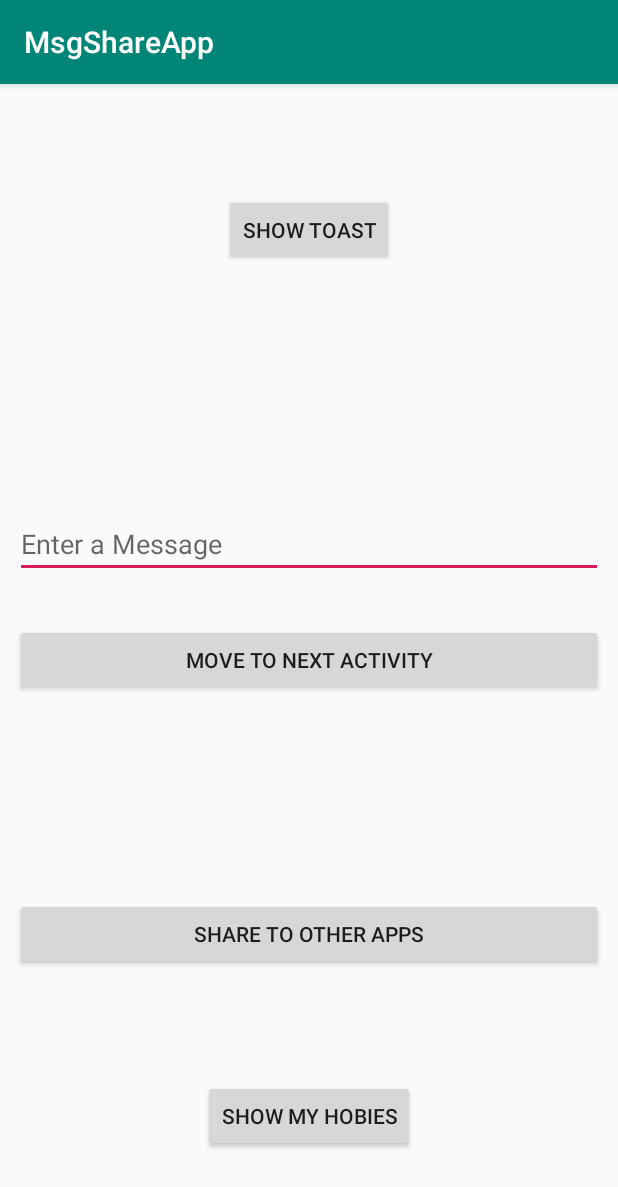
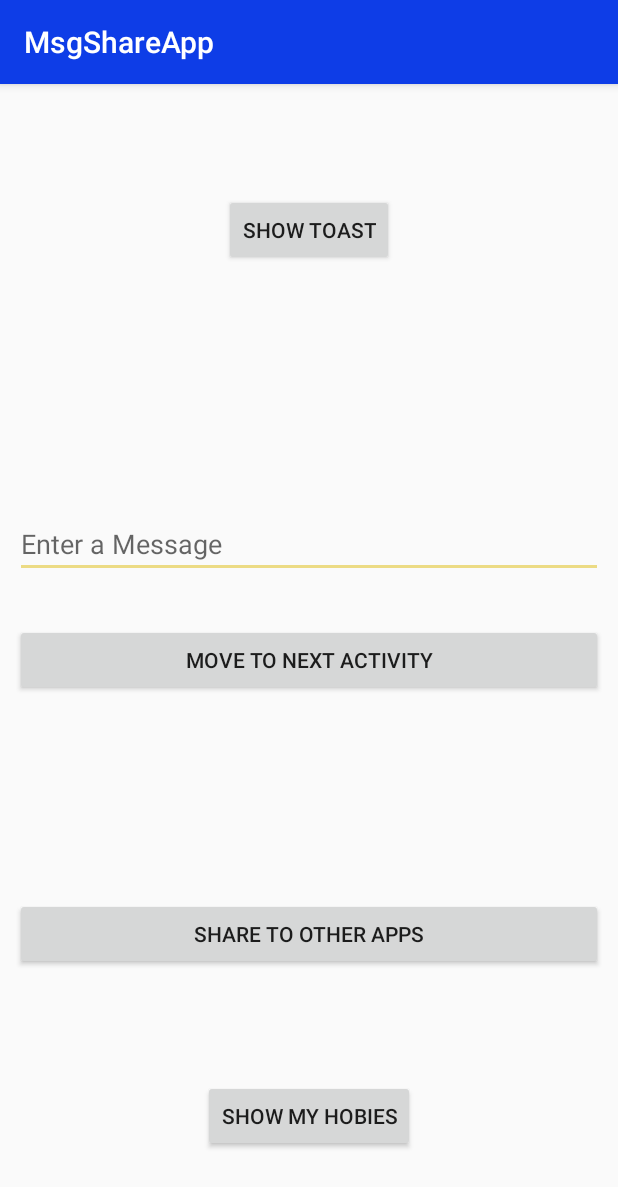
Before and after one commit to ValkaYordanov/MsgShareApp, an Android app: the screen it shows after launch (MainActivity), on a phone screen of 412 x 824 dp. Shown: the top 1187 px of the screen. Run offline under Robolectric (Android 15) with nearby library versions, the phone set to English and light mode, and no system bars.

Commit message:
version 1.0 done

```diff
--- a/app/src/main/res/values/colors.xml
+++ b/app/src/main/res/values/colors.xml
@@ -1,6 +1,6 @@
 <?xml version="1.0" encoding="utf-8"?>
 <resources>
-    <color name="colorPrimary">#008577</color>
-    <color name="colorPrimaryDark">#00574B</color>
-    <color name="colorAccent">#D81B60</color>
+    <color name="colorPrimary">#0E3DE7</color>
+    <color name="colorPrimaryDark">#E90951</color>
+    <color name="colorAccent">#ECDB84</color>
 </resources>
--- a/app/src/main/res/values/styles.xml
+++ b/app/src/main/res/values/styles.xml
@@ -6,6 +6,7 @@
         <item name="colorPrimary">@color/colorPrimary</item>
         <item name="colorPrimaryDark">@color/colorPrimaryDark</item>
         <item name="colorAccent">@color/colorAccent</item>
+
     </style>
 
 </resources>
```
